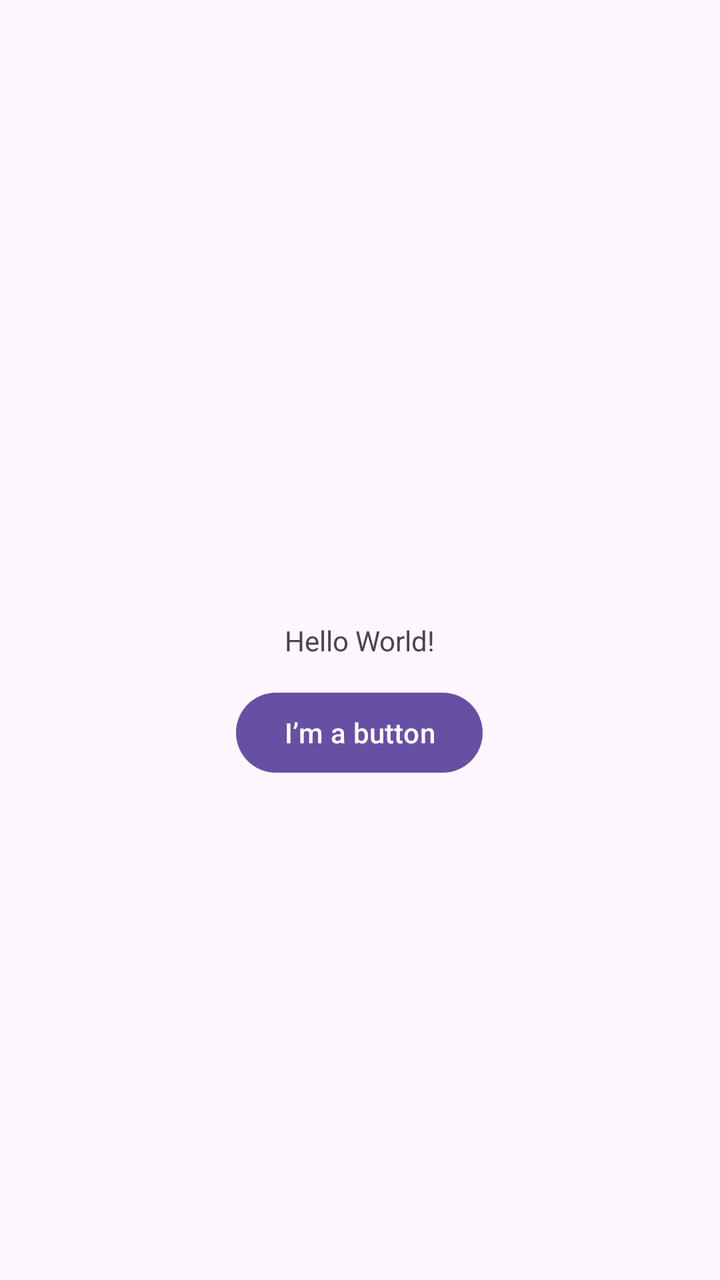
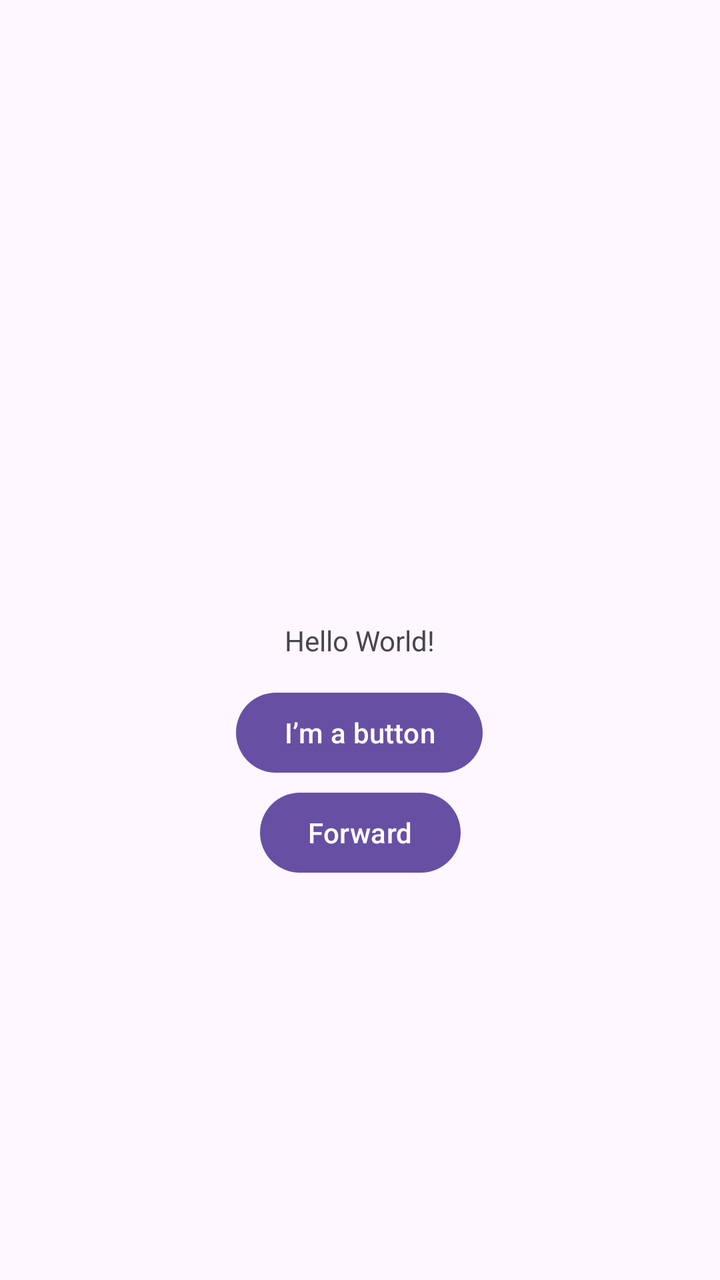

Compare the two renders of this Android layout. The source of the first and the diff that turns it into the second are given below.
<!-- AndroidManifest.xml: application theme Theme.AndroidAssignments -->
<!-- res/layout/activity_main.xml -->
<?xml version="1.0" encoding="utf-8"?>
<androidx.constraintlayout.widget.ConstraintLayout xmlns:android="http://schemas.android.com/apk/res/android"
    xmlns:app="http://schemas.android.com/apk/res-auto"
    xmlns:tools="http://schemas.android.com/tools"
    android:id="@+id/main"
    android:layout_width="match_parent"
    android:layout_height="match_parent"
    tools:context=".MainActivity">

    <TextView
        android:layout_width="wrap_content"
        android:layout_height="wrap_content"
        android:text="@string/hello_message"
        app:layout_constraintBottom_toBottomOf="parent"
        app:layout_constraintEnd_toEndOf="parent"
        app:layout_constraintStart_toStartOf="parent"
        app:layout_constraintTop_toTopOf="parent" />

    <Button
        android:id="@+id/button"
        android:layout_width="wrap_content"
        android:layout_height="wrap_content"
        android:text="@string/ButtonText"
        app:layout_constraintBottom_toBottomOf="parent"
        app:layout_constraintEnd_toEndOf="parent"
        app:layout_constraintHorizontal_bias="0.498"
        app:layout_constraintStart_toStartOf="parent"
        app:layout_constraintTop_toTopOf="parent"
        app:layout_constraintVertical_bias="0.578" />

</androidx.constraintlayout.widget.ConstraintLayout>
<!-- resources referenced by this layout -->
<resources>
  <string name="ButtonText">I\’m a button</string>
  <string name="hello_message">Hello World!</string>
  <style name="Theme.AndroidAssignments" parent="Base.Theme.AndroidAssignments" />
  <style name="Base.Theme.AndroidAssignments" parent="Theme.Material3.DayNight.NoActionBar">
          
          
      </style>
</resources>

<!-- the commit's change to res/layout/activity_main.xml (unified diff, before → after) -->
@@ -28,4 +28,16 @@
         app:layout_constraintTop_toTopOf="parent"
         app:layout_constraintVertical_bias="0.578" />
 
+    <Button
+        android:id="@+id/button6"
+        android:layout_width="wrap_content"
+        android:layout_height="wrap_content"
+        android:onClick="Forward"
+        android:text="Forward"
+        app:layout_constraintBottom_toBottomOf="parent"
+        app:layout_constraintEnd_toEndOf="parent"
+        app:layout_constraintStart_toStartOf="parent"
+        app:layout_constraintTop_toTopOf="parent"
+        app:layout_constraintVertical_bias="0.663" />
+
 </androidx.constraintlayout.widget.ConstraintLayout>
